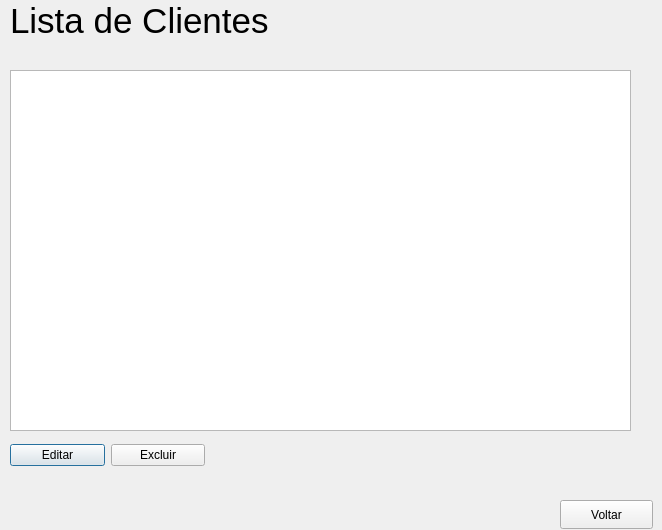
First picture: the form in colaboradores/listaclientes.ui, repository ViniiGabriel/hotelQT, before the edit.
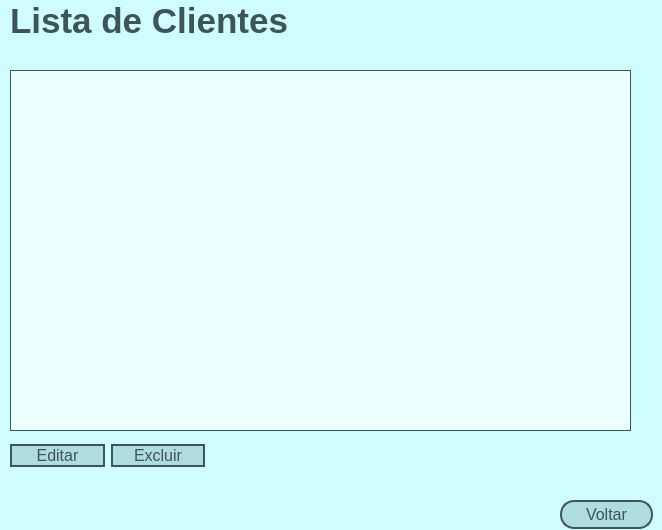
Second picture: the form after the edit.

What changed in the file:
```diff
--- a/colaboradores/listaclientes.ui
+++ b/colaboradores/listaclientes.ui
@@ -13,6 +13,39 @@
   <property name="windowTitle">
    <string>Clientes</string>
   </property>
+  <property name="styleSheet">
+   <string notr="true">QDialog{
+	background-color: #cffdff;
+}
+
+QPushButton{
+	background-color: #afdcde;
+	border-radius: 14px;
+	border: 2px solid #3d5557;
+	color: #3d5557;
+	font-size: 16px;
+}
+
+QPushButton::hover{
+	background-color: #b9faf4;
+}
+
+
+QLabel{
+	color: #3d5557;
+	font-weight:bold;
+}
+
+QTableWidget {
+	background-color: #ebfffd;
+	border: 1px solid #3d5557;
+}
+
+QHeaderView::section{
+	background-color: #9db3b1;
+	font-weight: bold;
+}</string>
+  </property>
   <widget class="QLabel" name="label">
    <property name="geometry">
     <rect>
@@ -25,6 +58,7 @@
    <property name="font">
     <font>
      <pointsize>26</pointsize>
+     <bold>true</bold>
     </font>
    </property>
    <property name="text">
```
